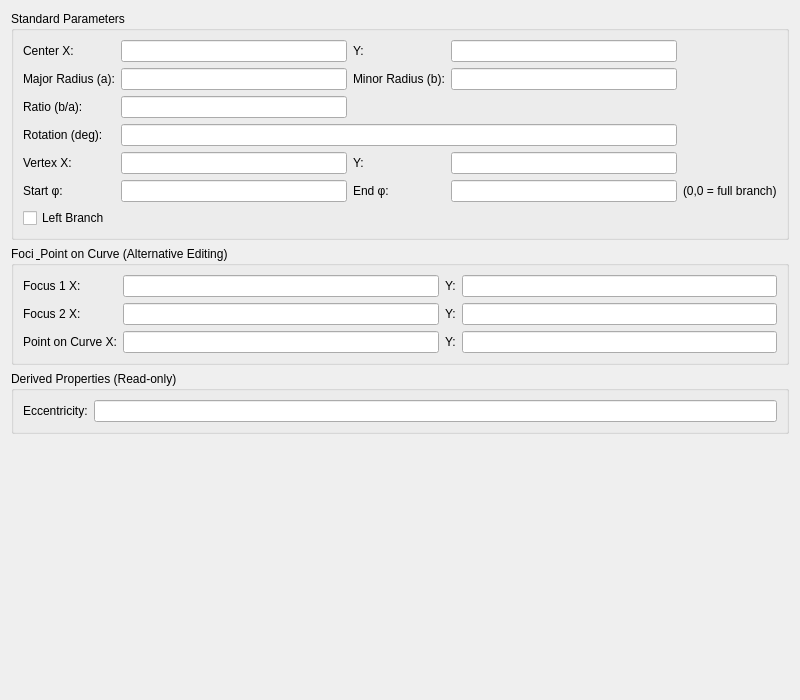
The window that librecad/src/ui/dialogs/entity/lc_hyperbolapropertieseditingwidget.ui (sand1024/LibreCAD) describes before a commit, drawn with Qt 5.
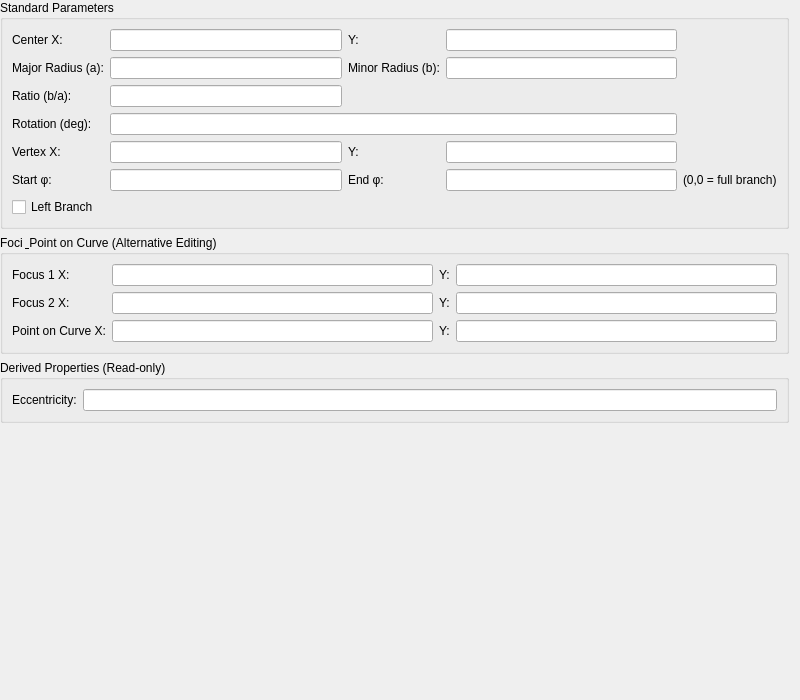
The same window after the commit.

```diff
--- a/librecad/src/ui/dialogs/entity/lc_hyperbolapropertieseditingwidget.ui
+++ b/librecad/src/ui/dialogs/entity/lc_hyperbolapropertieseditingwidget.ui
@@ -14,6 +14,15 @@
    <string>Hyperbola Properties</string>
   </property>
   <layout class="QVBoxLayout" name="verticalLayout">
+   <property name="leftMargin">
+    <number>0</number>
+   </property>
+   <property name="topMargin">
+    <number>0</number>
+   </property>
+   <property name="bottomMargin">
+    <number>0</number>
+   </property>
    <item>
     <widget class="QGroupBox" name="groupParams">
      <property name="title">
@@ -21,16 +30,20 @@
      </property>
      <layout class="QGridLayout" name="gridParams">
       <item row="0" column="0">
-       <widget class="QLabel">
-        <property name="text"><string>Center X:</string></property>
+       <widget class="QLabel" name="label">
+        <property name="text">
+         <string>Center X:</string>
+        </property>
        </widget>
       </item>
       <item row="0" column="1">
        <widget class="QLineEdit" name="leCenterX"/>
       </item>
       <item row="0" column="2">
-       <widget class="QLabel">
-        <property name="text"><string>Y:</string></property>
+       <widget class="QLabel" name="label">
+        <property name="text">
+         <string>Y:</string>
+        </property>
        </widget>
       </item>
       <item row="0" column="3">
@@ -38,16 +51,20 @@
       </item>
 
       <item row="1" column="0">
-       <widget class="QLabel">
-        <property name="text"><string>Major Radius (a):</string></property>
+       <widget class="QLabel" name="label">
+        <property name="text">
+         <string>Major Radius (a):</string>
+        </property>
        </widget>
       </item>
       <item row="1" column="1">
        <widget class="QLineEdit" name="leMajorRadius"/>
       </item>
       <item row="1" column="2">
-       <widget class="QLabel">
-        <property name="text"><string>Minor Radius (b):</string></property>
+       <widget class="QLabel" name="label">
+        <property name="text">
+         <string>Minor Radius (b):</string>
+        </property>
        </widget>
       </item>
       <item row="1" column="3">
@@ -55,8 +72,10 @@
       </item>
 
       <item row="2" column="0">
-       <widget class="QLabel">
-        <property name="text"><string>Ratio (b/a):</string></property>
+       <widget class="QLabel" name="label">
+        <property name="text">
+         <string>Ratio (b/a):</string>
+        </property>
        </widget>
       </item>
       <item row="2" column="1">
@@ -64,8 +83,10 @@
       </item>
 
       <item row="3" column="0">
-       <widget class="QLabel">
-        <property name="text"><string>Rotation (deg):</string></property>
+       <widget class="QLabel" name="label">
+        <property name="text">
+         <string>Rotation (deg):</string>
+        </property>
        </widget>
       </item>
       <item row="3" column="1" colspan="3">
@@ -73,8 +94,10 @@
       </item>
 
       <item row="4" column="0">
-       <widget class="QLabel">
-        <property name="text"><string>Vertex X:</string></property>
+       <widget class="QLabel" name="label">
+        <property name="text">
+         <string>Vertex X:</string>
+        </property>
        </widget>
       </item>
       <item row="4" column="1">
@@ -83,8 +106,10 @@
        </widget>
       </item>
       <item row="4" column="2">
-       <widget class="QLabel">
-        <property name="text"><string>Y:</string></property>
+       <widget class="QLabel" name="label">
+        <property name="text">
+         <string>Y:</string>
+        </property>
        </widget>
       </item>
       <item row="4" column="3">
@@ -94,27 +119,32 @@
       </item>
 
       <item row="5" column="0">
-       <widget class="QLabel">
-        <property name="text"><string>Start φ:</string></property>
+       <widget class="QLabel" name="label">
+        <property name="text">
+         <string>Start φ:</string>
+        </property>
        </widget>
       </item>
       <item row="5" column="1">
        <widget class="QLineEdit" name="leAngle1"/>
       </item>
       <item row="5" column="2">
-       <widget class="QLabel">
-        <property name="text"><string>End φ:</string></property>
+       <widget class="QLabel" name="label">
+        <property name="text">
+         <string>End φ:</string>
+        </property>
        </widget>
       </item>
       <item row="5" column="3">
        <widget class="QLineEdit" name="leAngle2"/>
       </item>
       <item row="5" column="4">
-       <widget class="QLabel">
-        <property name="text"><string>(0,0 = full branch)</string></property>
+       <widget class="QLabel" name="label">
+        <property name="text">
+         <string>(0,0 = full branch)</string>
+        </property>
        </widget>
       </item>
-
       <item row="6" column="0" colspan="4">
        <widget class="QCheckBox" name="cbReversed">
         <property name="text"><string>Left Branch</string></property>
@@ -131,16 +161,20 @@
      </property>
      <layout class="QGridLayout" name="gridFoci">
       <item row="0" column="0">
-       <widget class="QLabel">
-        <property name="text"><string>Focus 1 X:</string></property>
+       <widget class="QLabel" name="label">
+        <property name="text">
+         <string>Focus 1 X:</string>
+        </property>
        </widget>
       </item>
       <item row="0" column="1">
        <widget class="QLineEdit" name="leFocus1X"/>
       </item>
       <item row="0" column="2">
-       <widget class="QLabel">
-        <property name="text"><string>Y:</string></property>
+       <widget class="QLabel" name="label">
+        <property name="text">
+         <string>Y:</string>
+        </property>
        </widget>
       </item>
       <item row="0" column="3">
@@ -148,16 +182,20 @@
       </item>
 
       <item row="1" column="0">
-       <widget class="QLabel">
-        <property name="text"><string>Focus 2 X:</string></property>
+       <widget class="QLabel" name="label">
+        <property name="text">
+         <string>Focus 2 X:</string>
+        </property>
        </widget>
       </item>
       <item row="1" column="1">
        <widget class="QLineEdit" name="leFocus2X"/>
       </item>
       <item row="1" column="2">
-       <widget class="QLabel">
-        <property name="text"><string>Y:</string></property>
+       <widget class="QLabel" name="label">
+        <property name="text">
+         <string>Y:</string>
+        </property>
        </widget>
       </item>
       <item row="1" column="3">
@@ -165,16 +203,20 @@
       </item>
 
       <item row="2" column="0">
-       <widget class="QLabel">
-        <property name="text"><string>Point on Curve X:</string></property>
+       <widget class="QLabel" name="label">
+        <property name="text">
+         <string>Point on Curve X:</string>
+        </property>
        </widget>
       </item>
       <item row="2" column="1">
        <widget class="QLineEdit" name="leStartX"/>
       </item>
       <item row="2" column="2">
-       <widget class="QLabel">
-        <property name="text"><string>Y:</string></property>
+       <widget class="QLabel" name="label">
+        <property name="text">
+         <string>Y:</string>
+        </property>
        </widget>
       </item>
       <item row="2" column="3">
@@ -191,8 +233,10 @@
      </property>
      <layout class="QGridLayout" name="gridDerived">
       <item row="0" column="0">
-       <widget class="QLabel">
-        <property name="text"><string>Eccentricity:</string></property>
+       <widget class="QLabel" name="label">
+        <property name="text">
+         <string>Eccentricity:</string>
+        </property>
        </widget>
       </item>
       <item row="0" column="1">
```
Left out of the diff: 26 changed lines with no effect on the pictures.
